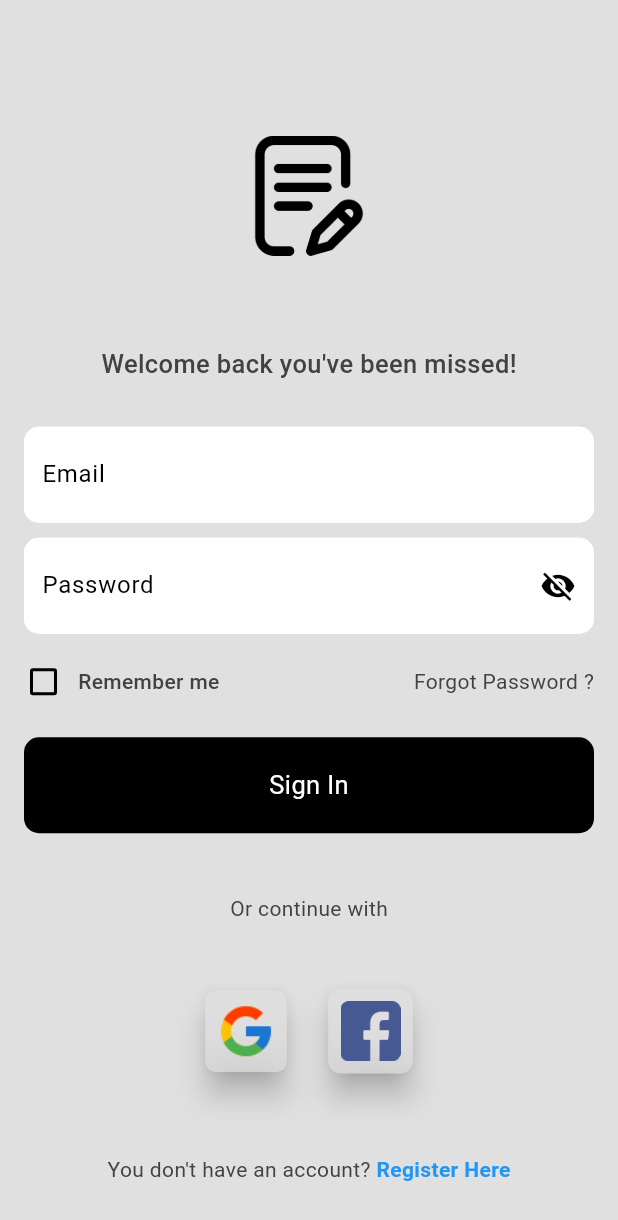
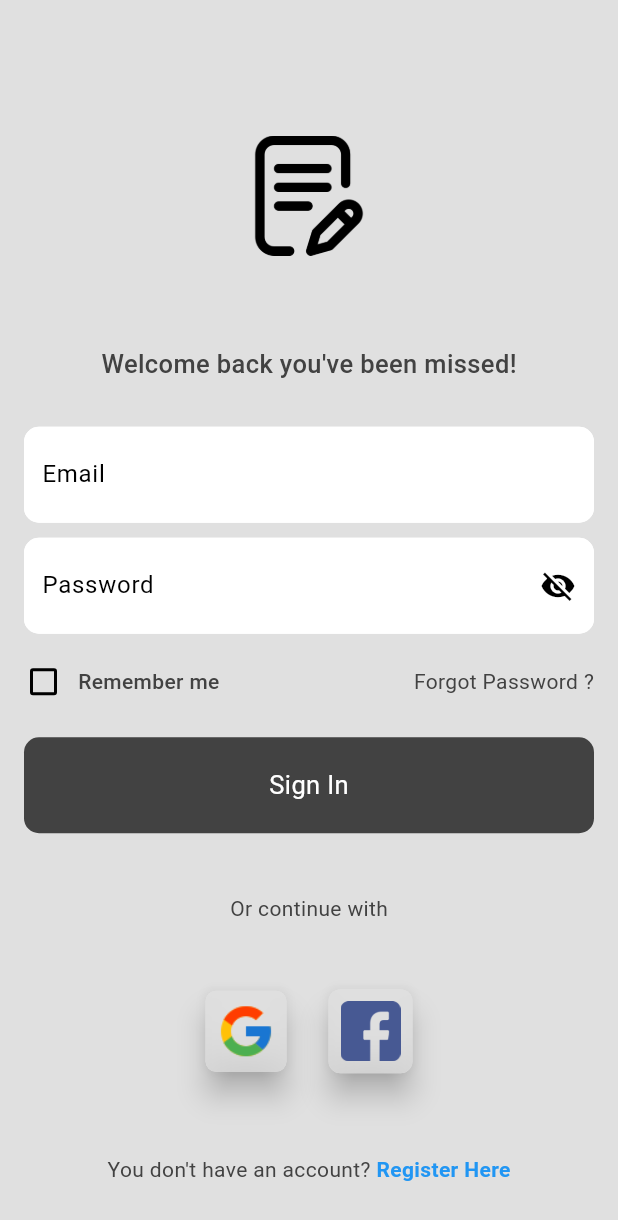
Before and after one commit to kamesh7773/note_application, a Flutter app: the screen it shows after launch, on a phone screen of 412 x 824 dp. Shown: the top 1220 px of the screen. Run offline on Flutter 3.47's test engine with Material 3 defaults, Android fonts, the phone set to English and light mode, and no system bars; our stand-ins replace cached_network_image, cloud_firestore, connectivity_plus, firebase_auth, firebase_core, font_awesome_flutter and 5 more; missing offline and left inert: drag_select_grid_view, email_otp_auth, flutter_facebook_auth; accounts and stored records are empty.

Commit message:
COMMIT FROM LIBARY

```diff
--- a/lib/main.dart
+++ b/lib/main.dart
@@ -14,8 +14,7 @@ import 'package:note_application/providers/otp_timer_provider.dart';
 import 'package:note_application/providers/toggle_provider.dart';
 import 'package:note_application/services/auth/firebase_auth_methods.dart';
 import 'package:note_application/services/firebase/firebase_options.dart';
-import 'package:note_application/theme/dark_mode.dart';
-import 'package:note_application/theme/light_mode.dart';
+import 'package:note_application/theme/themes.dart';
 import 'package:provider/provider.dart';
 
 void main() async {
@@ -70,8 +69,8 @@ class NoteApp extends StatelessWidget {
           "/ForgotPasswordPage": (context) => const ForgotPasswordPage(),
         },
         themeMode: ThemeMode.system,
-        theme: lightMode,
-        darkTheme: darkMode,
+        theme: NoteAppTheme.lightMode,
+        darkTheme: NoteAppTheme.darkMode,
         debugShowCheckedModeBanner: false,
         home: isLogin ? const HomePage() : const LoginPage(),
       ),
--- a/lib/pages/auth pages/login_page.dart
+++ b/lib/pages/auth pages/login_page.dart
@@ -184,9 +184,7 @@ class _LoginPageState extends State<LoginPage> {
                         loginUser();
                       }
                     },
-                    color: Theme.of(context).brightness == Brightness.dark
-                        ? const Color.fromARGB(255, 100, 100, 100)
-                        : Colors.black,
+                    color: Theme.of(context).colorScheme.inversePrimary,
                     text: "Sign In",
                   ),
 
--- a/lib/theme/dark_mode.dart
+++ /dev/null
@@ -1,55 +0,0 @@
-import 'package:flutter/material.dart';
-
-ThemeData darkMode = ThemeData(
-  brightness: Brightness.dark,
-  fontFamily: "Lato",
-
-  //! Appbar Theme
-  appBarTheme: const AppBarTheme(
-    backgroundColor: Color(0xFF181818),
-    centerTitle: true,
-  ),
-
-  //! ColorScheme Theme
-  colorScheme: ColorScheme.dark(
-    surface: const Color(0xFF181818),
-    primary: const Color.fromARGB(255, 22, 22, 22),
-    secondary: const Color.fromARGB(255, 34, 34, 34),
-    inversePrimary: Colors.grey.shade300,
-    outline: const Color.fromARGB(255, 116, 117, 117),
-  ),
-
-  //! textTheme Theme
-  textTheme: ThemeData.dark().textTheme.apply(
-        bodyColor: Colors.white,
-        displayColor: Colors.white,
-      ),
-
-  //! TextSelection Theme
-  textSelectionTheme: const TextSelectionThemeData(
-    cursorColor: Colors.white,
-    selectionHandleColor: Color.fromRGBO(167, 180, 185, 1),
-    selectionColor: Color.fromRGBO(122, 129, 132, 1),
-  ),
-
-  //! Icon Theme
-  iconTheme: const IconThemeData(color: Colors.white),
-
-  //! floatingActionButton Theme
-  floatingActionButtonTheme: FloatingActionButtonThemeData(
-    backgroundColor: Colors.grey.shade800,
-    elevation: 20,
-  ),
-
-  //! SnackBar Theme
-  snackBarTheme: const SnackBarThemeData(
-    contentTextStyle: TextStyle(color: Colors.white),
-    backgroundColor: Color.fromARGB(255, 40, 40, 40),
-  ),
-
-  //! progressIndicator Theme
-  progressIndicatorTheme: const ProgressIndicatorThemeData(
-    circularTrackColor: Colors.white,
-    linearTrackColor: Colors.lightBlue,
-  ),
-);
--- a/lib/theme/light_mode.dart
+++ /dev/null
@@ -1,54 +0,0 @@
-import 'package:flutter/material.dart';
-
-ThemeData lightMode = ThemeData(
-  brightness: Brightness.light,
-  fontFamily: "Lato",
-
-  //! Appbar Theme
-  appBarTheme: AppBarTheme(
-    backgroundColor: Colors.grey.shade300,
-    centerTitle: true,
-  ),
-
-  //! ColorScheme Theme
-  colorScheme: ColorScheme.light(
-    surface: Colors.grey.shade300,
-    primary: Colors.grey.shade200,
-    secondary: Colors.grey.shade400,
-    inversePrimary: Colors.grey.shade800,
-    outline: Colors.black,
-  ),
-
-  //! textTheme Theme
-  textTheme: ThemeData.light().textTheme.apply(
-        bodyColor: Colors.grey[800],
-        displayColor: Colors.black,
-      ),
-
-  //! TextSelection Theme
-  textSelectionTheme: const TextSelectionThemeData(
-    cursorColor: Colors.black,
-    selectionHandleColor: Color.fromARGB(255, 70, 69, 69),
-    selectionColor: Color.fromARGB(255, 166, 213, 235),
-  ),
-
-  //! floatingActionButton Theme
-  floatingActionButtonTheme: FloatingActionButtonThemeData(
-    backgroundColor: Colors.grey.shade200,
-    elevation: 16,
-  ),
-
-  //! Icon Theme
-  iconTheme: const IconThemeData(color: Colors.black),
-
-  //! SnackBar Theme
-  snackBarTheme: SnackBarThemeData(
-    contentTextStyle: const TextStyle(color: Colors.white),
-    backgroundColor: Colors.grey.shade700,
-  ),
-
-  //! progressIndicator Theme
-  progressIndicatorTheme: const ProgressIndicatorThemeData(
-    linearTrackColor: Colors.lightBlue,
-  ),
-);
--- /dev/null
+++ b/lib/theme/themes.dart
@@ -0,0 +1,182 @@
+import 'package:flutter/material.dart';
+
+class NoteAppTheme {
+  NoteAppTheme._();
+
+  //? LIGHT MODE THEME
+  static final ThemeData lightMode = ThemeData(
+    brightness: Brightness.light,
+    fontFamily: "Lato",
+
+    //! Appbar Theme
+    appBarTheme: AppBarTheme(
+      backgroundColor: Colors.grey.shade300,
+      centerTitle: true,
+    ),
+
+    //! ColorScheme Theme
+    colorScheme: ColorScheme.light(
+      surface: Colors.grey.shade300,
+      primary: Colors.grey.shade200,
+      secondary: Colors.grey.shade400,
+      inversePrimary: Colors.grey.shade800,
+      outline: Colors.black,
+    ),
+
+    //! textTheme Theme
+    textTheme: ThemeData.light().textTheme.apply(
+          bodyColor: Colors.grey[800],
+          displayColor: Colors.black,
+        ),
+
+    //! Textfrom Feild Theme
+    inputDecorationTheme: InputDecorationTheme(
+      errorStyle: const TextStyle(
+        color: Colors.black,
+        fontSize: 13,
+      ),
+      labelStyle: const TextStyle(color: Colors.black),
+      fillColor: Colors.white,
+      enabledBorder: OutlineInputBorder(
+        borderRadius: BorderRadius.circular(10),
+        borderSide: const BorderSide(
+          color: Colors.white,
+        ),
+      ),
+      focusedBorder: OutlineInputBorder(
+        borderRadius: BorderRadius.circular(10),
+        borderSide: const BorderSide(
+          color: Colors.white,
+        ),
+      ),
+      errorBorder: OutlineInputBorder(
+        borderRadius: BorderRadius.circular(10),
+        borderSide: const BorderSide(
+          color: Colors.white,
+        ),
+      ),
+      focusedErrorBorder: OutlineInputBorder(
+        borderRadius: BorderRadius.circular(10),
+        borderSide: const BorderSide(
+          color: Colors.white,
+        ),
+      ),
+    ),
+
+    //! TextSelection Theme
+    textSelectionTheme: const TextSelectionThemeData(
+      cursorColor: Colors.black,
+      selectionHandleColor: Color.fromARGB(255, 70, 69, 69),
+      selectionColor: Color.fromARGB(255, 166, 213, 235),
+    ),
+
+    //! floatingActionButton Theme
+    floatingActionButtonTheme: FloatingActionButtonThemeData(
+      backgroundColor: Colors.grey.shade200,
+      elevation: 16,
+    ),
+
+    //! Icon Theme
+    iconTheme: const IconThemeData(color: Colors.black),
+
+    //! SnackBar Theme
+    snackBarTheme: SnackBarThemeData(
+      contentTextStyle: const TextStyle(color: Colors.white),
+      backgroundColor: Colors.grey.shade700,
+    ),
+
+    //! progressIndicator Theme
+    progressIndicatorTheme: const ProgressIndicatorThemeData(
+      linearTrackColor: Colors.lightBlue,
+    ),
+  );
+
+  //? DARK MODE THEME
+  static final ThemeData darkMode = ThemeData(
+    brightness: Brightness.dark,
+    fontFamily: "Lato",
+
+    //! Appbar Theme
+    appBarTheme: const AppBarTheme(
+      backgroundColor: Color(0xFF181818),
+      centerTitle: true,
+    ),
+
+    //! ColorScheme Theme
+    colorScheme: ColorScheme.dark(
+      surface: const Color(0xFF181818),
+      primary: const Color.fromARGB(255, 22, 22, 22),
+      secondary: const Color.fromARGB(255, 34, 34, 34),
+      inversePrimary: Colors.grey.shade300,
+      outline: const Color.fromARGB(255, 116, 117, 117),
+    ),
+
+    //! textTheme Theme
+    textTheme: ThemeData.dark().textTheme.apply(
+          bodyColor: Colors.white,
+          displayColor: Colors.white,
+        ),
+
+    //! Textfrom Feild Theme
+    inputDecorationTheme: InputDecorationTheme(
+      errorStyle: const TextStyle(
+        color: Colors.white,
+        fontSize: 13,
+      ),
+      labelStyle: const TextStyle(color: Colors.white),
+      fillColor: const Color.fromARGB(255, 100, 100, 100),
+      enabledBorder: OutlineInputBorder(
+        borderRadius: BorderRadius.circular(10),
+        borderSide: const BorderSide(
+          color: Color.fromARGB(255, 100, 100, 100),
+        ),
+      ),
+      focusedBorder: OutlineInputBorder(
+        borderRadius: BorderRadius.circular(10),
+        borderSide: const BorderSide(
+          color: Color.fromARGB(255, 100, 100, 100),
+        ),
+      ),
+      errorBorder: OutlineInputBorder(
+        borderRadius: BorderRadius.circular(10),
+        borderSide: const BorderSide(
+          color: Color.fromARGB(255, 100, 100, 100),
+        ),
+      ),
+      focusedErrorBorder: OutlineInputBorder(
+        borderRadius: BorderRadius.circular(10),
+        borderSide: const BorderSide(
+          color: Color.fromARGB(255, 100, 100, 100),
+        ),
+      ),
+    ),
+
+    //! TextSelection Theme
+    textSelectionTheme: const TextSelectionThemeData(
+      cursorColor: Colors.white,
+      selectionHandleColor: Color.fromRGBO(167, 180, 185, 1),
+      selectionColor: Color.fromRGBO(122, 129, 132, 1),
+    ),
+
+    //! Icon Theme
+    iconTheme: const IconThemeData(color: Colors.white),
+
+    //! floatingActionButton Theme
+    floatingActionButtonTheme: FloatingActionButtonThemeData(
+      backgroundColor: Colors.grey.shade800,
+      elevation: 20,
+    ),
+
+    //! SnackBar Theme
+    snackBarTheme: const SnackBarThemeData(
+      contentTextStyle: TextStyle(color: Colors.white),
+      backgroundColor: Color.fromARGB(255, 40, 40, 40),
+    ),
+
+    //! progressIndicator Theme
+    progressIndicatorTheme: const ProgressIndicatorThemeData(
+      circularTrackColor: Colors.white,
+      linearTrackColor: Colors.lightBlue,
+    ),
+  );
+}
--- a/lib/widgets/textformfeild_widget.dart
+++ b/lib/widgets/textformfeild_widget.dart
@@ -30,57 +30,8 @@ class TextFormFeildWidget extends StatelessWidget {
         prefixIcon: prefixIcon,
         prefix: prefix,
         hintText: hintText,
-        labelStyle: TextStyle(
-          color: Theme.of(context).brightness == Brightness.dark
-              ? Colors.white
-              : Colors.black,
-        ),
         suffixIcon: suffixIcon,
         filled: true,
-        fillColor: Theme.of(context).brightness == Brightness.dark
-            ? const Color.fromARGB(255, 100, 100, 100)
-            : Colors.white,
-        errorStyle: const TextStyle(color: Colors.black),
-        errorBorder: OutlineInputBorder(
-          borderRadius: BorderRadius.circular(10),
-          borderSide: BorderSide(
-            color: Theme.of(context).brightness == Brightness.dark
-                ? const Color.fromARGB(255, 100, 100, 100)
-                : Colors.white,
-          ),
-        ),
-        focusedErrorBorder: OutlineInputBorder(
-          borderRadius: BorderRadius.circular(10),
-          borderSide: BorderSide(
-            color: Theme.of(context).brightness == Brightness.dark
-                ? const Color.fromARGB(255, 100, 100, 100)
-                : Colors.white,
-          ),
-        ),
-        border: OutlineInputBorder(
-          borderRadius: BorderRadius.circular(10),
-          borderSide: BorderSide(
-            color: Theme.of(context).brightness == Brightness.dark
-                ? const Color.fromARGB(255, 100, 100, 100)
-                : Colors.white,
-          ),
-        ),
-        focusedBorder: OutlineInputBorder(
-          borderRadius: BorderRadius.circular(10),
-          borderSide: BorderSide(
-            color: Theme.of(context).brightness == Brightness.dark
-                ? const Color.fromARGB(255, 100, 100, 100)
-                : Colors.white,
-          ),
-        ),
-        enabledBorder: OutlineInputBorder(
-          borderRadius: BorderRadius.circular(10),
-          borderSide: BorderSide(
-            color: Theme.of(context).brightness == Brightness.dark
-                ? const Color.fromARGB(255, 100, 100, 100)
-                : Colors.white,
-          ),
-        ),
       ),
       autovalidateMode: AutovalidateMode.onUserInteraction,
       validator: validator,
```
